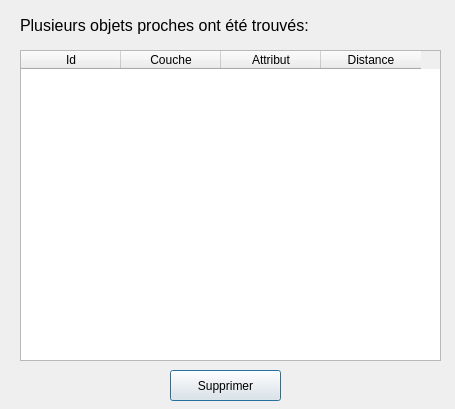
Qt form Supprimer_dialog.ui (mariusfm54/APNCad) before a commit.
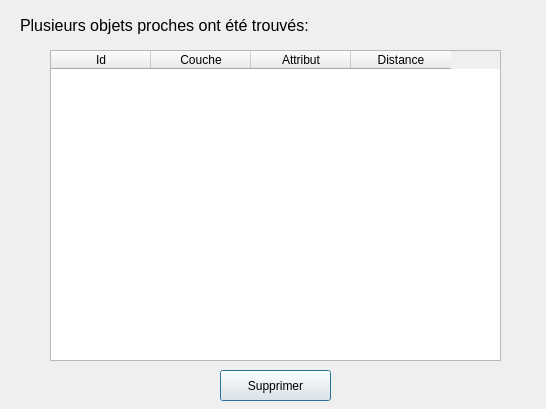
The same form after that commit.

Commit message: correction fenetre gomme, texte defaut et reconstruction projet

Diff of the .ui file:
```diff
--- a/Supprimer_dialog.ui
+++ b/Supprimer_dialog.ui
@@ -6,7 +6,7 @@
    <rect>
     <x>0</x>
     <y>0</y>
-    <width>455</width>
+    <width>546</width>
     <height>409</height>
    </rect>
   </property>
@@ -16,12 +16,21 @@
   <widget class="QTableWidget" name="tableWidget_closest">
    <property name="geometry">
     <rect>
-     <x>20</x>
+     <x>50</x>
      <y>50</y>
-     <width>421</width>
+     <width>451</width>
      <height>311</height>
     </rect>
    </property>
+   <property name="sizePolicy">
+    <sizepolicy hsizetype="Fixed" vsizetype="Fixed">
+     <horstretch>0</horstretch>
+     <verstretch>0</verstretch>
+    </sizepolicy>
+   </property>
+   <property name="editTriggers">
+    <set>QAbstractItemView::NoEditTriggers</set>
+   </property>
    <property name="selectionBehavior">
     <enum>QAbstractItemView::SelectRows</enum>
    </property>
@@ -52,7 +61,7 @@
   <widget class="QPushButton" name="pushButton_delete">
    <property name="geometry">
     <rect>
-     <x>170</x>
+     <x>220</x>
      <y>370</y>
      <width>111</width>
      <height>31</height>
@@ -67,7 +76,7 @@
     <rect>
      <x>20</x>
      <y>10</y>
-     <width>401</width>
+     <width>471</width>
      <height>31</height>
     </rect>
    </property>
```
The commit also changes 2 other files.
